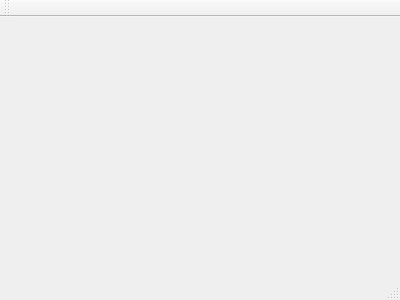
Qt form mainwindow.ui (midnightgalaxy/Calculator_QTgui) before a commit.
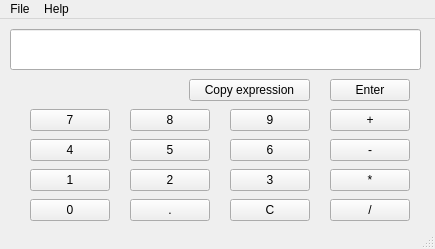
The same form after that commit.

Commit message: gui more or less finished

The edit to the form file:
```diff
--- a/mainwindow.ui
+++ b/mainwindow.ui
@@ -1,24 +1,306 @@
 <ui version="4.0">
  <class>MainWindow</class>
- <widget class="QMainWindow" name="MainWindow" >
-  <property name="geometry" >
+ <widget class="QMainWindow" name="MainWindow">
+  <property name="geometry">
    <rect>
     <x>0</x>
     <y>0</y>
-    <width>400</width>
-    <height>300</height>
+    <width>435</width>
+    <height>249</height>
    </rect>
   </property>
   <property name="windowTitle" >
    <string>MainWindow</string>
   </property>
-  <widget class="QMenuBar" name="menuBar" />
-  <widget class="QToolBar" name="mainToolBar" />
-  <widget class="QWidget" name="centralWidget" />
-  <widget class="QStatusBar" name="statusBar" />
+  <widget class="QWidget" name="centralWidget">
+   <widget class="QPushButton" name="pushButton">
+    <property name="geometry">
+     <rect>
+      <x>30</x>
+      <y>150</y>
+      <width>80</width>
+      <height>22</height>
+     </rect>
+    </property>
+    <property name="text">
+     <string>1</string>
+    </property>
+   </widget>
+   <widget class="QPushButton" name="pushButton_2">
+    <property name="geometry">
+     <rect>
+      <x>130</x>
+      <y>150</y>
+      <width>80</width>
+      <height>22</height>
+     </rect>
+    </property>
+    <property name="text">
+     <string>2</string>
+    </property>
+   </widget>
+   <widget class="QPushButton" name="pushButton_3">
+    <property name="geometry">
+     <rect>
+      <x>230</x>
+      <y>150</y>
+      <width>80</width>
+      <height>22</height>
+     </rect>
+    </property>
+    <property name="text">
+     <string>3</string>
+    </property>
+   </widget>
+   <widget class="QPushButton" name="pushButton_4">
+    <property name="geometry">
+     <rect>
+      <x>30</x>
+      <y>120</y>
+      <width>80</width>
+      <height>22</height>
+     </rect>
+    </property>
+    <property name="text">
+     <string>4</string>
+    </property>
+   </widget>
+   <widget class="QPushButton" name="pushButton_5">
+    <property name="geometry">
+     <rect>
+      <x>130</x>
+      <y>120</y>
+      <width>80</width>
+      <height>22</height>
+     </rect>
+    </property>
+    <property name="text">
+     <string>5</string>
+    </property>
+   </widget>
+   <widget class="QPushButton" name="pushButton_6">
+    <property name="geometry">
+     <rect>
+      <x>230</x>
+      <y>120</y>
+      <width>80</width>
+      <height>22</height>
+     </rect>
+    </property>
+    <property name="text">
+     <string>6</string>
+    </property>
+   </widget>
+   <widget class="QPushButton" name="pushButton_7">
+    <property name="geometry">
+     <rect>
+      <x>30</x>
+      <y>90</y>
+      <width>80</width>
+      <height>22</height>
+     </rect>
+    </property>
+    <property name="text">
+     <string>7</string>
+    </property>
+   </widget>
+   <widget class="QPushButton" name="pushButton_8">
+    <property name="geometry">
+     <rect>
+      <x>130</x>
+      <y>90</y>
+      <width>80</width>
+      <height>22</height>
+     </rect>
+    </property>
+    <property name="text">
+     <string>8</string>
+    </property>
+   </widget>
+   <widget class="QPushButton" name="pushButton_9">
+    <property name="geometry">
+     <rect>
+      <x>230</x>
+      <y>90</y>
+      <width>80</width>
+      <height>22</height>
+     </rect>
+    </property>
+    <property name="text">
+     <string>9</string>
+    </property>
+   </widget>
+   <widget class="QPushButton" name="pushButton_10">
+    <property name="geometry">
+     <rect>
+      <x>30</x>
+      <y>180</y>
+      <width>80</width>
+      <height>22</height>
+     </rect>
+    </property>
+    <property name="text">
+     <string>0</string>
+    </property>
+   </widget>
+   <widget class="QPushButton" name="pushButton_11">
+    <property name="geometry">
+     <rect>
+      <x>130</x>
+      <y>180</y>
+      <width>80</width>
+      <height>22</height>
+     </rect>
+    </property>
+    <property name="text">
+     <string>.</string>
+    </property>
+   </widget>
+   <widget class="QPushButton" name="pushButton_12">
+    <property name="geometry">
+     <rect>
+      <x>330</x>
+      <y>90</y>
+      <width>80</width>
+      <height>22</height>
+     </rect>
+    </property>
+    <property name="text">
+     <string>+</string>
+    </property>
+   </widget>
+   <widget class="QPushButton" name="pushButton_13">
+    <property name="geometry">
+     <rect>
+      <x>330</x>
+      <y>120</y>
+      <width>80</width>
+      <height>22</height>
+     </rect>
+    </property>
+    <property name="text">
+     <string>-</string>
+    </property>
+   </widget>
+   <widget class="QPushButton" name="pushButton_14">
+    <property name="geometry">
+     <rect>
+      <x>330</x>
+      <y>150</y>
+      <width>80</width>
+      <height>22</height>
+     </rect>
+    </property>
+    <property name="text">
+     <string>*</string>
+    </property>
+   </widget>
+   <widget class="QPushButton" name="pushButton_15">
+    <property name="geometry">
+     <rect>
+      <x>330</x>
+      <y>180</y>
+      <width>80</width>
+      <height>22</height>
+     </rect>
+    </property>
+    <property name="text">
+     <string>/</string>
+    </property>
+   </widget>
+   <widget class="QPushButton" name="pushButton_16">
+    <property name="geometry">
+     <rect>
+      <x>230</x>
+      <y>180</y>
+      <width>80</width>
+      <height>22</height>
+     </rect>
+    </property>
+    <property name="text">
+     <string>C</string>
+    </property>
+   </widget>
+   <widget class="QLineEdit" name="lineEdit">
+    <property name="geometry">
+     <rect>
+      <x>10</x>
+      <y>10</y>
+      <width>411</width>
+      <height>41</height>
+     </rect>
+    </property>
+   </widget>
+   <widget class="QPushButton" name="pushButton_17">
+    <property name="geometry">
+     <rect>
+      <x>330</x>
+      <y>60</y>
+      <width>80</width>
+      <height>22</height>
+     </rect>
+    </property>
+    <property name="text">
+     <string>Enter</string>
+    </property>
+   </widget>
+   <widget class="QPushButton" name="pushButton_18">
+    <property name="geometry">
+     <rect>
+      <x>189</x>
+      <y>60</y>
+      <width>121</width>
+      <height>22</height>
+     </rect>
+    </property>
+    <property name="text">
+     <string>Copy expression</string>
+    </property>
+   </widget>
+  </widget>
+  <widget class="QMenuBar" name="menuBar">
+   <property name="geometry">
+    <rect>
+     <x>0</x>
+     <y>0</y>
+     <width>435</width>
+     <height>19</height>
+    </rect>
+   </property>
+   <widget class="QMenu" name="menuFile">
+    <property name="title">
+     <string>File</string>
+    </property>
+    <addaction name="actionQuit"/>
+   </widget>
+   <widget class="QMenu" name="menuHelp">
+    <property name="title">
+     <string>Help</string>
+    </property>
+    <addaction name="actionAbout_2"/>
+    <addaction name="actionAbout"/>
+   </widget>
+   <addaction name="menuFile"/>
+   <addaction name="menuHelp"/>
+  </widget>
+  <widget class="QStatusBar" name="statusBar"/>
+  <action name="actionQuit">
+   <property name="text">
+    <string>Quit</string>
+   </property>
+  </action>
+  <action name="actionAbout">
+   <property name="text">
+    <string>About QT</string>
+   </property>
+  </action>
+  <action name="actionAbout_2">
+   <property name="text">
+    <string>About</string>
+   </property>
+  </action>
  </widget>
- <layoutDefault spacing="6" margin="11" />
- <pixmapfunction></pixmapfunction>
+ <layoutdefault spacing="6" margin="11"/>
  <resources/>
  <connections/>
 </ui>
```
Left out of the diff: 364 changed lines with no effect on the pictures. The commit also changes 3 other files.
